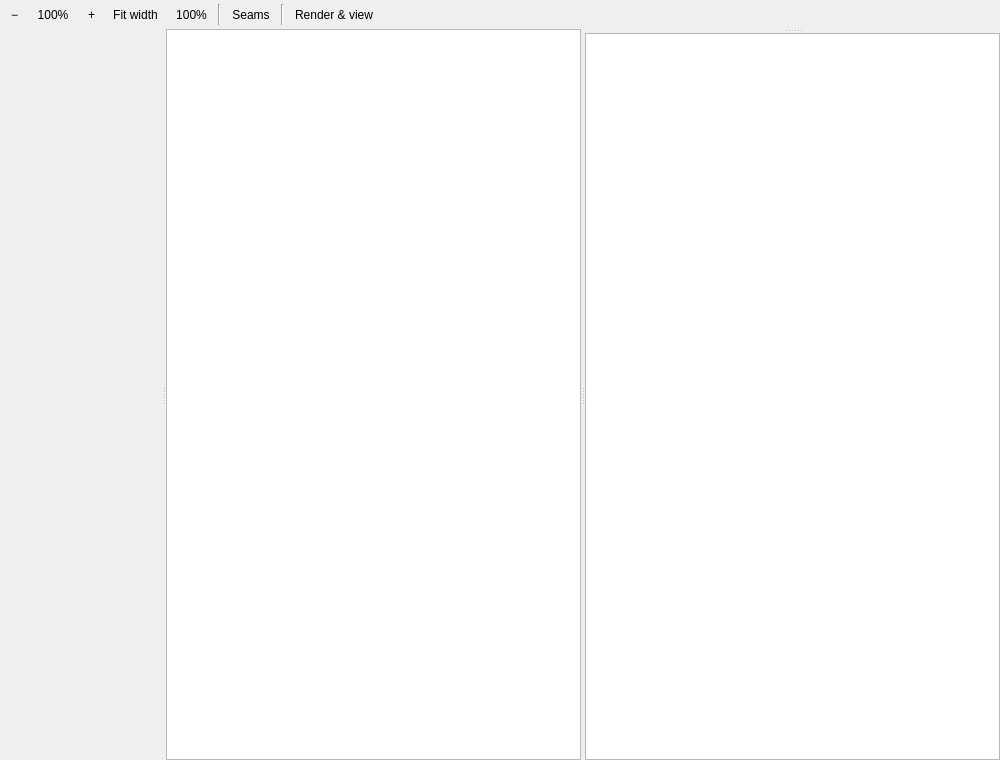
This is widgets/stripeditor/editor.ui in ShadobaDev/Platemaker-qt as Qt 5 draws it before an edit. The edited form follows.
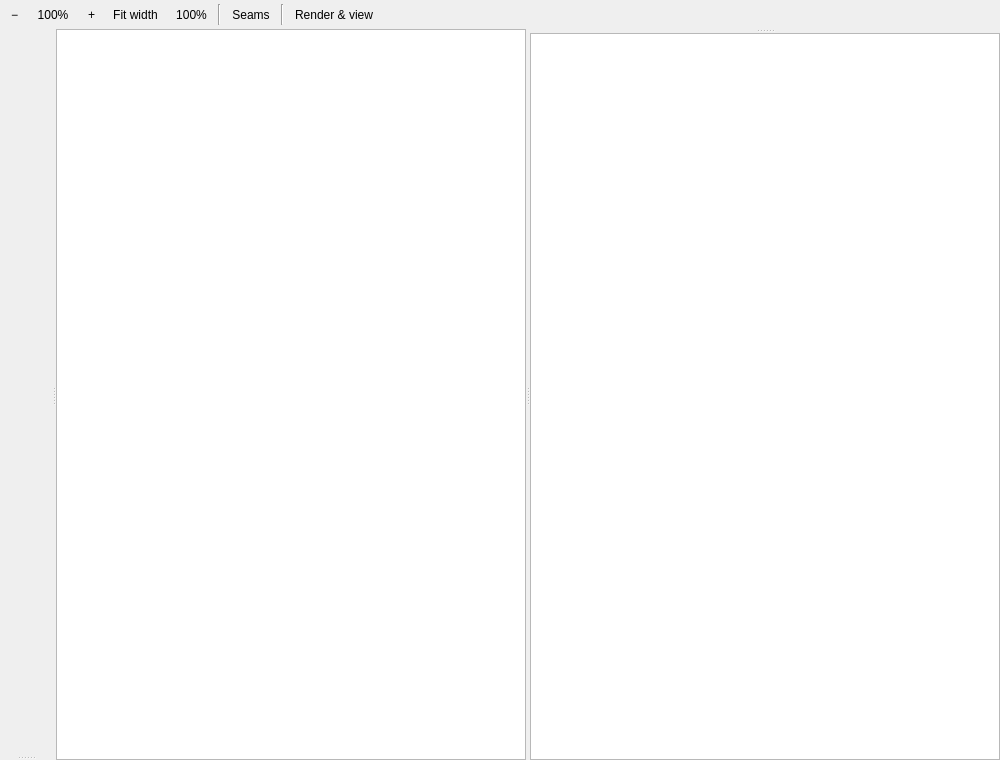
This is the edited form.

Commit message: refactor(stripeditor): enhance UI layout and interaction for tool options and object properties

Diff of the .ui file:
```diff
--- a/widgets/stripeditor/editor.ui
+++ b/widgets/stripeditor/editor.ui
@@ -186,6 +186,13 @@
      <property name="childrenCollapsible">
       <bool>false</bool>
      </property>
+     <widget class="QSplitter" name="toolColumn">
+      <property name="orientation">
+       <enum>Qt::Vertical</enum>
+      </property>
+      <property name="childrenCollapsible">
+       <bool>false</bool>
+      </property>
      <widget class="QWidget" name="toolRail">
       <property name="minimumSize">
        <size>
@@ -194,6 +201,8 @@
        </size>
       </property>
      </widget>
+      <widget class="QStackedWidget" name="toolOptions"/>
+     </widget>
      <widget class="QGraphicsView" name="graphicsView"/>
      <widget class="QSplitter" name="rightPanel">
       <property name="maximumSize">
```
Left out of the diff: 2 changed lines with no effect on the pictures. Lines whose indentation alone changed are shown as unchanged. The commit also changes 10 other files.
